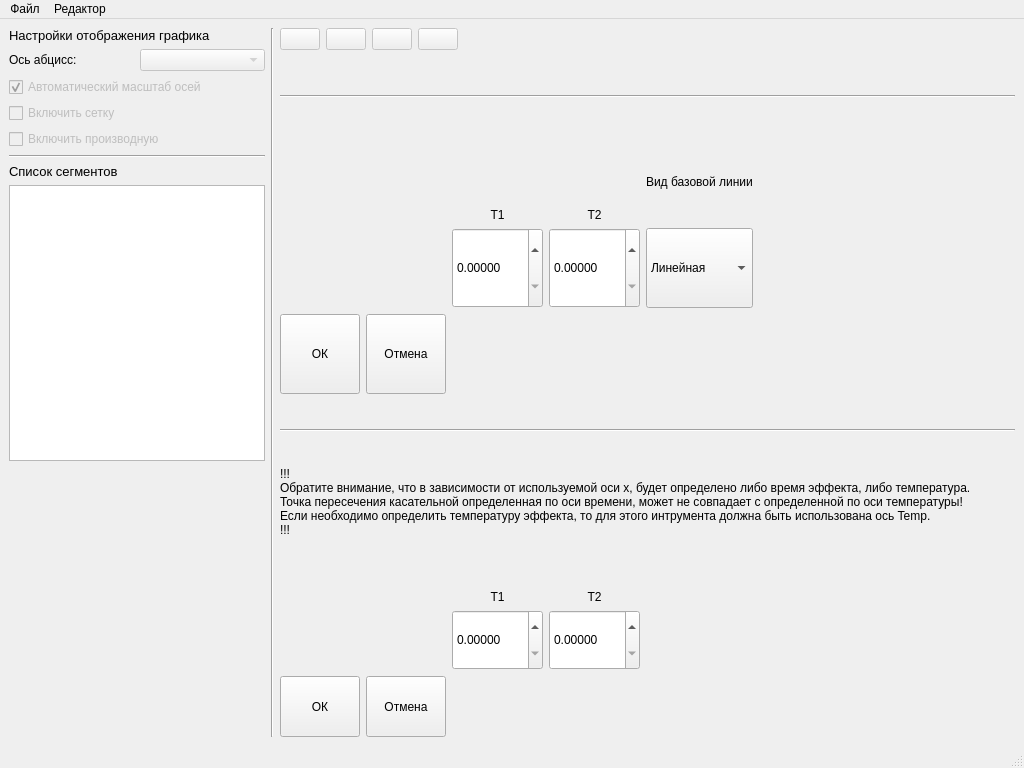
Before: the Qt Designer form ui/MainWindow.ui in ioyurev/fusion-analysis, drawn with Qt 5.
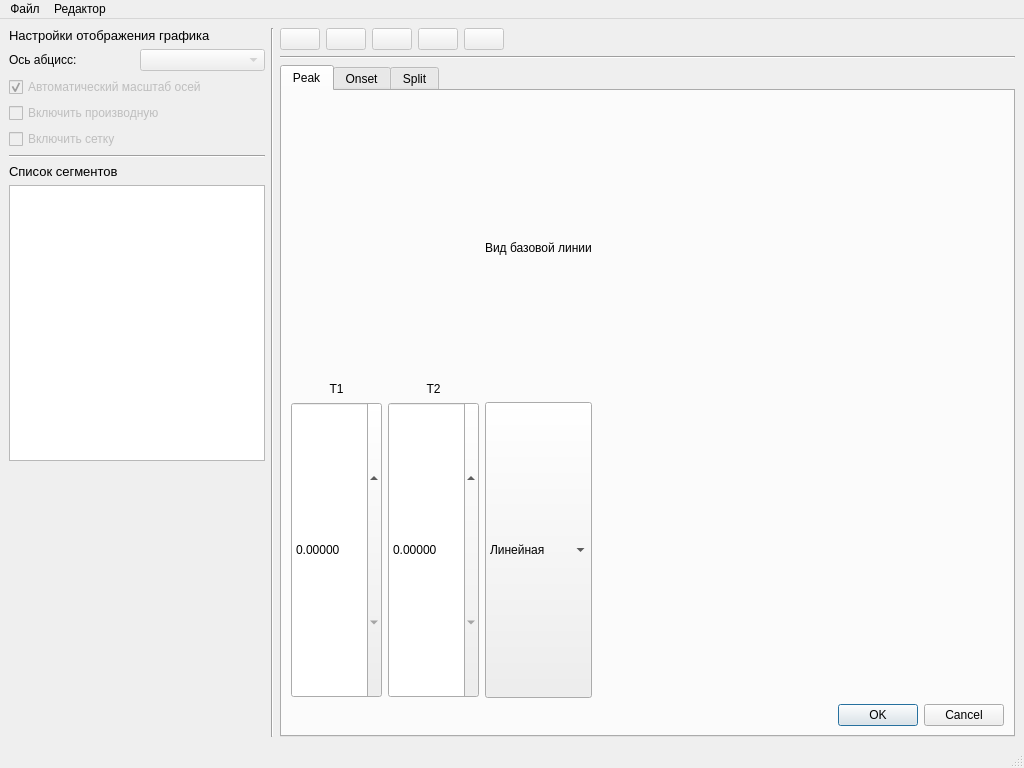
After: the same form once the commit is applied. Icons and pictures are not drawn. Custom widgets are drawn as their Qt base class.

Commit message:
QTabWidget для инструментов.
* Иконка для будущего инструмента разделения сегмента.

What changed in the file:
```diff
--- a/ui/MainWindow.ui
+++ b/ui/MainWindow.ui
@@ -15,412 +15,6 @@
   </property>
   <widget class="QWidget" name="centralwidget">
    <layout class="QGridLayout" name="gridLayout_2" columnstretch="0,0,0">
-    <item row="0" column="2">
-     <layout class="QGridLayout" name="rightpanel" rowstretch="0,0,0,0,0,1">
-      <item row="2" column="0">
-       <layout class="QGridLayout" name="peaktoolLayout">
-        <property name="sizeConstraint">
-         <enum>QLayout::SetMinimumSize</enum>
-        </property>
-        <item row="4" column="1">
-         <widget class="QPushButton" name="btn_peaktool_ok">
-          <property name="sizePolicy">
-           <sizepolicy hsizetype="Preferred" vsizetype="Preferred">
-            <horstretch>0</horstretch>
-            <verstretch>0</verstretch>
-           </sizepolicy>
-          </property>
-          <property name="text">
-           <string>ОК</string>
-          </property>
-         </widget>
-        </item>
-        <item row="3" column="6">
-         <spacer name="horizontalSpacer_2">
-          <property name="orientation">
-           <enum>Qt::Horizontal</enum>
-          </property>
-          <property name="sizeHint" stdset="0">
-           <size>
-            <width>40</width>
-            <height>20</height>
-           </size>
-          </property>
-         </spacer>
-        </item>
-        <item row="4" column="2">
-         <widget class="QPushButton" name="btn_peaktool_cancel">
-          <property name="sizePolicy">
-           <sizepolicy hsizetype="Preferred" vsizetype="Preferred">
-            <horstretch>0</horstretch>
-            <verstretch>0</verstretch>
-           </sizepolicy>
-          </property>
-          <property name="text">
-           <string>Отмена</string>
-          </property>
-         </widget>
-        </item>
-        <item row="1" column="4">
-         <widget class="QLabel" name="label_T2">
-          <property name="text">
-           <string>T2</string>
-          </property>
-          <property name="alignment">
-           <set>Qt::AlignBottom|Qt::AlignHCenter</set>
-          </property>
-         </widget>
-        </item>
-        <item row="3" column="3">
-         <widget class="MySpinBox" name="spinbox_T1">
-          <property name="sizePolicy">
-           <sizepolicy hsizetype="Preferred" vsizetype="Preferred">
-            <horstretch>0</horstretch>
-            <verstretch>0</verstretch>
-           </sizepolicy>
-          </property>
-          <property name="decimals">
-           <number>5</number>
-          </property>
-          <property name="maximum">
-           <double>2000.000000000000000</double>
-          </property>
-          <property name="singleStep">
-           <double>0.100000000000000</double>
-          </property>
-         </widget>
-        </item>
-        <item row="1" column="3">
-         <widget class="QLabel" name="label_T1">
-          <property name="sizePolicy">
-           <sizepolicy hsizetype="Preferred" vsizetype="Preferred">
-            <horstretch>0</horstretch>
-            <verstretch>0</verstretch>
-           </sizepolicy>
-          </property>
-          <property name="text">
-           <string>T1</string>
-          </property>
-          <property name="alignment">
-           <set>Qt::AlignBottom|Qt::AlignHCenter</set>
-          </property>
-         </widget>
-        </item>
-        <item row="0" column="1" colspan="6">
-         <widget class="Line" name="line">
-          <property name="sizePolicy">
-           <sizepolicy hsizetype="Preferred" vsizetype="Preferred">
-            <horstretch>0</horstretch>
-            <verstretch>0</verstretch>
-           </sizepolicy>
-          </property>
-          <property name="orientation">
-           <enum>Qt::Horizontal</enum>
-          </property>
-         </widget>
-        </item>
-        <item row="3" column="4">
-         <widget class="MySpinBox" name="spinbox_T2">
-          <property name="sizePolicy">
-           <sizepolicy hsizetype="Preferred" vsizetype="Preferred">
-            <horstretch>0</horstretch>
-            <verstretch>0</verstretch>
-           </sizepolicy>
-          </property>
-          <property name="decimals">
-           <number>5</number>
-          </property>
-          <property name="maximum">
-           <double>2000.000000000000000</double>
-          </property>
-          <property name="singleStep">
-           <double>0.100000000000000</double>
-          </property>
-         </widget>
-        </item>
-        <item row="1" column="5">
-         <widget class="QLabel" name="label_2">
-          <property name="text">
-           <string>Вид базовой линии</string>
-          </property>
-         </widget>
-        </item>
-        <item row="3" column="5">
-         <widget class="QComboBox" name="combobox_baselinetype">
-          <property name="sizePolicy">
-           <sizepolicy hsizetype="Preferred" vsizetype="Preferred">
-            <horstretch>0</horstretch>
-            <verstretch>0</verstretch>
-           </sizepolicy>
-          </property>
-          <item>
-           <property name="text">
-            <string>Линейная</string>
-           </property>
-          </item>
-          <item>
-           <property name="text">
-            <string>Безье</string>
-           </property>
-          </item>
-         </widget>
-        </item>
-       </layout>
-      </item>
-      <item row="5" column="0">
-       <layout class="QVBoxLayout" name="plotLayout"/>
-      </item>
-      <item row="0" column="0">
-       <layout class="QHBoxLayout" name="toolbar" stretch="0,0,0,0,0">
-        <property name="spacing">
-         <number>6</number>
-        </property>
-        <property name="sizeConstraint">
-         <enum>QLayout::SetMinimumSize</enum>
-        </property>
-        <property name="bottomMargin">
-         <number>0</number>
-        </property>
-        <item>
-         <widget class="QPushButton" name="btn_shiftsegment">
-          <property name="enabled">
-           <bool>false</bool>
-          </property>
-          <property name="toolTip">
-           <string>Перемещение сегмента по оси y.</string>
-          </property>
-          <property name="icon">
-           <iconset>
-            <normaloff>assets/shift.png</normaloff>assets/shift.png</iconset>
-          </property>
-          <property name="iconSize">
-           <size>
-            <width>32</width>
-            <height>32</height>
-           </size>
-          </property>
-         </widget>
-        </item>
-        <item>
-         <widget class="QPushButton" name="btn_peaktool">
-          <property name="enabled">
-           <bool>false</bool>
-          </property>
-          <property name="toolTip">
-           <string>Выделение пика.</string>
-          </property>
-          <property name="text">
-           <string/>
-          </property>
-          <property name="icon">
-           <iconset>
-            <normaloff>assets/peak.png</normaloff>assets/peak.png</iconset>
-          </property>
-          <property name="iconSize">
-           <size>
-            <width>32</width>
-            <height>32</height>
-           </size>
-          </property>
-          <property name="flat">
-           <bool>false</bool>
-          </property>
-         </widget>
-        </item>
-        <item>
-         <widget class="QPushButton" name="btn_onsettool">
-          <property name="enabled">
-           <bool>false</bool>
-          </property>
-          <property name="toolTip">
-           <string>Найти начало пика.</string>
-          </property>
-          <property name="text">
-           <string/>
-          </property>
-          <property name="icon">
-           <iconset>
-            <normaloff>assets/onset.png</normaloff>assets/onset.png</iconset>
-          </property>
-          <property name="iconSize">
-           <size>
-            <width>32</width>
-            <height>32</height>
-           </size>
-          </property>
-         </widget>
-        </item>
-        <item>
-         <widget class="QPushButton" name="btn_endtool">
-          <property name="enabled">
-           <bool>false</bool>
-          </property>
-          <property name="toolTip">
-           <string>Найти конец пика.</string>
-          </property>
-          <property name="text">
-           <string/>
-          </property>
-          <property name="icon">
-           <iconset>
-            <normaloff>assets/end.png</normaloff>assets/end.png</iconset>
-          </property>
-          <property name="iconSize">
-           <size>
-            <width>32</width>
-            <height>32</height>
-           </size>
-          </property>
-         </widget>
-        </item>
-        <item>
-         <spacer name="horizontalSpacer">
-          <property name="orientation">
-           <enum>Qt::Horizontal</enum>
-          </property>
-          <property name="sizeHint" stdset="0">
-           <size>
-            <width>40</width>
-            <height>20</height>
-           </size>
-          </property>
-         </spacer>
-        </item>
-       </layout>
-      </item>
-      <item row="4" column="0">
-       <layout class="QGridLayout" name="onsettoolLayout">
-        <property name="sizeConstraint">
-         <enum>QLayout::SetMinimumSize</enum>
-        </property>
-        <item row="3" column="2">
-         <widget class="MySpinBox" name="spinbox_onsettool_T1">
-          <property name="sizePolicy">
-           <sizepolicy hsizetype="Preferred" vsizetype="Preferred">
-            <horstretch>0</horstretch>
-            <verstretch>0</verstretch>
-           </sizepolicy>
-          </property>
-          <property name="decimals">
-           <number>5</number>
-          </property>
-          <property name="maximum">
-           <double>2000.000000000000000</double>
-          </property>
-          <property name="singleStep">
-           <double>0.100000000000000</double>
-          </property>
-         </widget>
-        </item>
-        <item row="4" column="4">
-         <spacer name="horizontalSpacer_3">
-          <property name="orientation">
-           <enum>Qt::Horizontal</enum>
-          </property>
-          <property name="sizeHint" stdset="0">
-           <size>
-            <width>40</width>
-            <height>20</height>
-           </size>
-          </property>
-         </spacer>
-        </item>
-        <item row="2" column="2">
-         <widget class="QLabel" name="label_3">
-          <property name="text">
-           <string>T1</string>
-          </property>
-          <property name="alignment">
-           <set>Qt::AlignBottom|Qt::AlignHCenter</set>
-          </property>
-         </widget>
-        </item>
-        <item row="3" column="3">
-         <widget class="MySpinBox" name="spinbox_onsettool_T2">
-          <property name="sizePolicy">
-           <sizepolicy hsizetype="Preferred" vsizetype="Preferred">
-            <horstretch>0</horstretch>
-            <verstretch>0</verstretch>
-           </sizepolicy>
-          </property>
-          <property name="decimals">
-           <number>5</number>
-          </property>
-          <property name="maximum">
-           <double>2000.000000000000000</double>
-          </property>
-          <property name="singleStep">
-           <double>0.100000000000000</double>
-          </property>
-         </widget>
-        </item>
-        <item row="4" column="1">
-         <widget class="QPushButton" name="btn_onsettool_cancel">
-          <property name="sizePolicy">
-           <sizepolicy hsizetype="Preferred" vsizetype="Preferred">
-            <horstretch>0</horstretch>
-            <verstretch>0</verstretch>
-           </sizepolicy>
-          </property>
-          <property name="text">
-           <string>Отмена</string>
-          </property>
-         </widget>
-        </item>
-        <item row="0" column="0" colspan="5">
-         <widget class="Line" name="line_4">
-          <property name="sizePolicy">
-           <sizepolicy hsizetype="Preferred" vsizetype="Preferred">
-            <horstretch>0</horstretch>
-            <verstretch>0</verstretch>
-           </sizepolicy>
-          </property>
-          <property name="orientation">
-           <enum>Qt::Horizontal</enum>
-          </property>
-         </widget>
-        </item>
-        <item row="2" column="3">
-         <widget class="QLabel" name="label_5">
-          <property name="text">
-           <string>T2</string>
-          </property>
-          <property name="alignment">
-           <set>Qt::AlignBottom|Qt::AlignHCenter</set>
-          </property>
-         </widget>
-        </item>
-        <item row="4" column="0">
-         <widget class="QPushButton" name="btn_onsettool_ok">
-          <property name="sizePolicy">
-           <sizepolicy hsizetype="Preferred" vsizetype="Preferred">
-            <horstretch>0</horstretch>
-            <verstretch>0</verstretch>
-           </sizepolicy>
-          </property>
-          <property name="text">
-           <string>ОК</string>
-          </property>
-         </widget>
-        </item>
-        <item row="1" column="0" colspan="5">
-         <widget class="QLabel" name="label_6">
-          <property name="text">
-           <string>!!!
-Обратите внимание, что в зависимости от используемой оси x, будет определено либо время эффекта, либо температура.
-Точка пересечения касательной определенная по оси времени, может не совпадает с определенной по оси температуры!
-Если необходимо определить температуру эффекта, то для этого интрумента должна быть использована ось Temp.
-!!!</string>
-          </property>
-          <property name="wordWrap">
-           <bool>false</bool>
-          </property>
-         </widget>
-        </item>
-       </layout>
-      </item>
-     </layout>
-    </item>
     <item row="0" column="0">
      <layout class="QGridLayout" name="leftpanel">
       <item row="7" column="0">
@@ -435,6 +29,19 @@
         </property>
        </widget>
       </item>
+      <item row="2" column="0" colspan="2">
+       <widget class="QCheckBox" name="checkbox_autoscale">
+        <property name="enabled">
+         <bool>false</bool>
+        </property>
+        <property name="text">
+         <string>Автоматический масштаб осей</string>
+        </property>
+        <property name="checked">
+         <bool>true</bool>
+        </property>
+       </widget>
+      </item>
       <item row="8" column="0" colspan="2">
        <widget class="QTreeWidget" name="treewidget_segments">
         <property name="headerHidden">
@@ -447,7 +54,21 @@
         </column>
        </widget>
       </item>
-      <item row="3" column="0" colspan="2">
+      <item row="1" column="1">
+       <widget class="QComboBox" name="combobox_xaxis">
+        <property name="enabled">
+         <bool>false</bool>
+        </property>
+       </widget>
+      </item>
+      <item row="1" column="0">
+       <widget class="QLabel" name="label_xaxis">
+        <property name="text">
+         <string>Ось абцисс:</string>
+        </property>
+       </widget>
+      </item>
+      <item row="4" column="0" colspan="2">
        <widget class="QCheckBox" name="checkbox_grid">
         <property name="enabled">
          <bool>false</bool>
@@ -469,10 +90,10 @@
         </property>
        </widget>
       </item>
-      <item row="1" column="1">
-       <widget class="QComboBox" name="combobox_xaxis">
-        <property name="enabled">
-         <bool>false</bool>
+      <item row="6" column="0" colspan="2">
+       <widget class="Line" name="line_3">
+        <property name="orientation">
+         <enum>Qt::Horizontal</enum>
         </property>
        </widget>
       </item>
@@ -489,34 +110,7 @@
         </property>
        </spacer>
       </item>
-      <item row="1" column="0">
-       <widget class="QLabel" name="label_xaxis">
-        <property name="text">
-         <string>Ось абцисс:</string>
-        </property>
-       </widget>
-      </item>
-      <item row="6" column="0" colspan="2">
-       <widget class="Line" name="line_3">
-        <property name="orientation">
-         <enum>Qt::Horizontal</enum>
-        </property>
-       </widget>
-      </item>
-      <item row="2" column="0" colspan="2">
-       <widget class="QCheckBox" name="checkbox_autoscale">
-        <property name="enabled">
-         <bool>false</bool>
-        </property>
-        <property name="text">
-         <string>Автоматический масштаб осей</string>
-        </property>
-        <property name="checked">
-         <bool>true</bool>
-        </property>
-       </widget>
-      </item>
-      <item row="4" column="0" colspan="2">
+      <item row="3" column="0" colspan="2">
        <widget class="QCheckBox" name="checkbox_derivative">
         <property name="enabled">
          <bool>false</bool>
@@ -535,6 +129,437 @@
       </property>
      </widget>
     </item>
+    <item row="0" column="2">
+     <layout class="QGridLayout" name="rightpanel" rowstretch="0,0,0,0,1">
+      <item row="0" column="0">
+       <layout class="QHBoxLayout" name="toolbar" stretch="0,0,0,0,0,0">
+        <property name="spacing">
+         <number>6</number>
+        </property>
+        <property name="sizeConstraint">
+         <enum>QLayout::SetMinimumSize</enum>
+        </property>
+        <property name="bottomMargin">
+         <number>0</number>
+        </property>
+        <item>
+         <widget class="QPushButton" name="btn_shiftsegment">
+          <property name="enabled">
+           <bool>false</bool>
+          </property>
+          <property name="toolTip">
+           <string>Перемещение сегмента по оси y.</string>
+          </property>
+          <property name="icon">
+           <iconset>
+            <normaloff>assets/shift.png</normaloff>assets/shift.png</iconset>
+          </property>
+          <property name="iconSize">
+           <size>
+            <width>32</width>
+            <height>32</height>
+           </size>
+          </property>
+         </widget>
+        </item>
+        <item>
+         <widget class="QPushButton" name="btn_split">
+          <property name="enabled">
+           <bool>false</bool>
+          </property>
+          <property name="toolTip">
+           <string>Разделить сегмент на два.</string>
+          </property>
+          <property name="text">
+           <string/>
+          </property>
+          <property name="icon">
+           <iconset>
+            <normaloff>assets/split.png</normaloff>assets/split.png</iconset>
+          </property>
+          <property name="iconSize">
+           <size>
+            <width>32</width>
+            <height>32</height>
+           </size>
+          </property>
+         </widget>
+        </item>
+        <item>
+         <widget class="QPushButton" name="btn_peaktool">
+          <property name="enabled">
+           <bool>false</bool>
+          </property>
+          <property name="toolTip">
+           <string>Выделение пика.</string>
+          </property>
+          <property name="text">
+           <string/>
+          </property>
+          <property name="icon">
+           <iconset>
+            <normaloff>assets/peak.png</normaloff>assets/peak.png</iconset>
+          </property>
+          <property name="iconSize">
+           <size>
+            <width>32</width>
+            <height>32</height>
+           </size>
+          </property>
+          <property name="flat">
+           <bool>false</bool>
+          </property>
+         </widget>
+        </item>
+        <item>
+         <widget class="QPushButton" name="btn_onsettool">
+          <property name="enabled">
+           <bool>false</bool>
+          </property>
+          <property name="toolTip">
+           <string>Найти начало пика.</string>
+          </property>
+          <property name="text">
+           <string/>
+          </property>
+          <property name="icon">
+           <iconset>
+            <normaloff>assets/onset.png</normaloff>assets/onset.png</iconset>
+          </property>
+          <property name="iconSize">
+           <size>
+            <width>32</width>
+            <height>32</height>
+           </size>
+          </property>
+         </widget>
+        </item>
+        <item>
+         <widget class="QPushButton" name="btn_endtool">
+          <property name="enabled">
+           <bool>false</bool>
+          </property>
+          <property name="toolTip">
+           <string>Найти конец пика.</string>
+          </property>
+          <property name="text">
+           <string/>
+          </property>
+          <property name="icon">
+           <iconset>
+            <normaloff>assets/end.png</normaloff>assets/end.png</iconset>
+          </property>
+          <property name="iconSize">
+           <size>
+            <width>32</width>
+            <height>32</height>
+           </size>
+          </property>
+         </widget>
+        </item>
+        <item>
+         <spacer name="horizontalSpacer">
+          <property name="orientation">
+           <enum>Qt::Horizontal</enum>
+          </property>
+          <property name="sizeHint" stdset="0">
+           <size>
+            <width>40</width>
+            <height>20</height>
+           </size>
+          </property>
+         </spacer>
+        </item>
+       </layout>
+      </item>
+      <item row="4" column="0">
+       <layout class="QVBoxLayout" name="plotLayout"/>
+      </item>
+      <item row="3" column="0">
+       <layout class="QGridLayout" name="onsettoolLayout">
+        <property name="sizeConstraint">
+         <enum>QLayout::SetMinimumSize</enum>
+        </property>
+        <item row="0" column="0" colspan="4">
+         <widget class="Line" name="line_4">
+          <property name="sizePolicy">
+           <sizepolicy hsizetype="Preferred" vsizetype="Preferred">
+            <horstretch>0</horstretch>
+            <verstretch>0</verstretch>
+           </sizepolicy>
+          </property>
+          <property name="orientation">
+           <enum>Qt::Horizontal</enum>
+          </property>
+         </widget>
+        </item>
+        <item row="1" column="0" colspan="4">
+         <widget class="QTabWidget" name="tab_widget">
+          <property name="currentIndex">
+           <number>0</number>
+          </property>
+          <property name="tabBarAutoHide">
+           <bool>true</bool>
+          </property>
+          <widget class="QWidget" name="tab">
+           <attribute name="title">
+            <string>Peak</string>
+           </attribute>
+           <layout class="QGridLayout" name="gridLayout">
+            <item row="0" column="1">
+             <widget class="QLabel" name="label_T2">
+              <property name="text">
+               <string>T2</string>
+              </property>
+              <property name="alignment">
+               <set>Qt::AlignBottom|Qt::AlignHCenter</set>
+              </property>
+             </widget>
+            </item>
+            <item row="1" column="2">
+             <widget class="QComboBox" name="combobox_baselinetype">
+              <property name="sizePolicy">
+               <sizepolicy hsizetype="Preferred" vsizetype="Preferred">
+                <horstretch>0</horstretch>
+                <verstretch>0</verstretch>
+               </sizepolicy>
+              </property>
+              <item>
+               <property name="text">
+                <string>Линейная</string>
+               </property>
+              </item>
+              <item>
+               <property name="text">
+                <string>Безье</string>
+               </property>
+              </item>
+             </widget>
+            </item>
+            <item row="0" column="0">
+             <widget class="QLabel" name="label_T1">
+              <property name="sizePolicy">
+               <sizepolicy hsizetype="Preferred" vsizetype="Preferred">
+                <horstretch>0</horstretch>
+                <verstretch>0</verstretch>
+               </sizepolicy>
+              </property>
+              <property name="text">
+               <string>T1</string>
+              </property>
+              <property name="alignment">
+               <set>Qt::AlignBottom|Qt::AlignHCenter</set>
+              </property>
+             </widget>
+            </item>
+            <item row="0" column="2">
+             <widget class="QLabel" name="label_2">
+              <property name="text">
+               <string>Вид базовой линии</string>
+              </property>
+             </widget>
+            </item>
+            <item row="1" column="1">
+             <widget class="MySpinBox" name="spinbox_T2">
+              <property name="sizePolicy">
+               <sizepolicy hsizetype="Preferred" vsizetype="Preferred">
+                <horstretch>0</horstretch>
+                <verstretch>0</verstretch>
+               </sizepolicy>
+              </property>
+              <property name="decimals">
+               <number>5</number>
+              </property>
+              <property name="maximum">
+               <double>2000.000000000000000</double>
+              </property>
+              <property name="singleStep">
+               <double>0.100000000000000</double>
+              </property>
+             </widget>
+            </item>
+            <item row="1" column="3">
+             <spacer name="horizontalSpacer_2">
+              <property name="orientation">
+               <enum>Qt::Horizontal</enum>
+              </property>
+              <property name="sizeHint" stdset="0">
+               <size>
+                <width>40</width>
+                <height>20</height>
+               </size>
+              </property>
+             </spacer>
+            </item>
+            <item row="1" column="0">
+             <widget class="MySpinBox" name="spinbox_T1">
+              <property name="sizePolicy">
+               <sizepolicy hsizetype="Preferred" vsizetype="Preferred">
+                <horstretch>0</horstretch>
+                <verstretch>0</verstretch>
+               </sizepolicy>
+              </property>
+              <property name="decimals">
+               <number>5</number>
+              </property>
+              <property name="maximum">
+               <double>2000.000000000000000</double>
+              </property>
+              <property name="singleStep">
+               <double>0.100000000000000</double>
+              </property>
+             </widget>
+            </item>
+            <item row="2" column="0" colspan="4">
+             <widget class="QDialogButtonBox" name="buttonbox_peak">
+              <property name="layoutDirection">
+               <enum>Qt::LeftToRight</enum>
+              </property>
+              <property name="standardButtons">
+               <set>QDialogButtonBox::Cancel|QDialogButtonBox::Ok</set>
+              </property>
+             </widget>
+            </item>
+           </layout>
+          </widget>
+          <widget class="QWidget" name="tab_2">
+           <attribute name="title">
+            <string>Onset</string>
+           </attribute>
+           <layout class="QGridLayout" name="gridLayout_3">
+            <item row="2" column="0" colspan="3">
+             <widget class="QDialogButtonBox" name="buttonbox_onset">
+              <property name="standardButtons">
+               <set>QDialogButtonBox::Cancel|QDialogButtonBox::Ok</set>
+              </property>
+             </widget>
+            </item>
+            <item row="0" column="0">
+             <widget class="QLabel" name="label_3">
+              <property name="text">
+               <string>T1</string>
+              </property>
+              <property name="alignment">
+               <set>Qt::AlignBottom|Qt::AlignHCenter</set>
+              </property>
+             </widget>
+            </item>
+            <item row="1" column="2">
+             <spacer name="horizontalSpacer_3">
+              <property name="orientation">
+               <enum>Qt::Horizontal</enum>
+              </property>
+              <property name="sizeHint" stdset="0">
+               <size>
+                <width>40</width>
+                <height>20</height>
+               </size>
+              </property>
+             </spacer>
+            </item>
+            <item row="0" column="1">
+             <widget class="QLabel" name="label_5">
+              <property name="text">
+               <string>T2</string>
+              </property>
+              <property name="alignment">
+               <set>Qt::AlignBottom|Qt::AlignHCenter</set>
+              </property>
+             </widget>
+            </item>
+            <item row="1" column="0">
+             <widget class="MySpinBox" name="spinbox_onsettool_T1">
+              <property name="sizePolicy">
+               <sizepolicy hsizetype="Preferred" vsizetype="Preferred">
+                <horstretch>0</horstretch>
+                <verstretch>0</verstretch>
+               </sizepolicy>
+              </property>
+              <property name="decimals">
+               <number>5</number>
+              </property>
+              <property name="maximum">
+               <double>2000.000000000000000</double>
+              </property>
+              <property name="singleStep">
+               <double>0.100000000000000</double>
+              </property>
+             </widget>
+            </item>
+            <item row="1" column="1">
+             <widget class="MySpinBox" name="spinbox_onsettool_T2">
+              <property name="sizePolicy">
+               <sizepolicy hsizetype="Preferred" vsizetype="Preferred">
+                <horstretch>0</horstretch>
+                <verstretch>0</verstretch>
+               </sizepolicy>
+              </property>
+              <property name="decimals">
+               <number>5</number>
+              </property>
+              <property name="maximum">
+               <double>2000.000000000000000</double>
+              </property>
+              <property name="singleStep">
+               <double>0.100000000000000</double>
+              </property>
+             </widget>
+            </item>
+           </layout>
+          </widget>
+          <widget class="QWidget" name="tab_3">
+           <attribute name="title">
+            <string>Split</string>
+           </attribute>
+           <layout class="QGridLayout" name="gridLayout_4">
+            <item row="2" column="0" colspan="2">
+             <widget class="QDialogButtonBox" name="buttonbox_split">
+              <property name="standardButtons">
+               <set>QDialogButtonBox::Cancel|QDialogButtonBox::Ok</set>
+              </property>
+             </widget>
+            </item>
+            <item row="1" column="0">
+             <widget class="MySpinBox" name="spinbox_t">
+              <property name="decimals">
+               <number>5</number>
+              </property>
+              <property name="maximum">
+               <double>2000.000000000000000</double>
+              </property>
+             </widget>
+            </item>
+            <item row="0" column="0">
+             <widget class="QLabel" name="label_7">
+              <property name="text">
+               <string>T</string>
+              </property>
+              <property name="alignment">
+               <set>Qt::AlignCenter</set>
+              </property>
+             </widget>
+            </item>
+            <item row="1" column="1">
+             <spacer name="horizontalSpacer_4">
+              <property name="orientation">
+               <enum>Qt::Horizontal</enum>
+              </property>
+              <property name="sizeHint" stdset="0">
+               <size>
+                <width>40</width>
+                <height>20</height>
+               </size>
+              </property>
+             </spacer>
+            </item>
+           </layout>
+          </widget>
+         </widget>
+        </item>
+       </layout>
+      </item>
+     </layout>
+    </item>
    </layout>
   </widget>
   <widget class="QMenuBar" name="menubar">
```
The commit also changes 1 other file.
